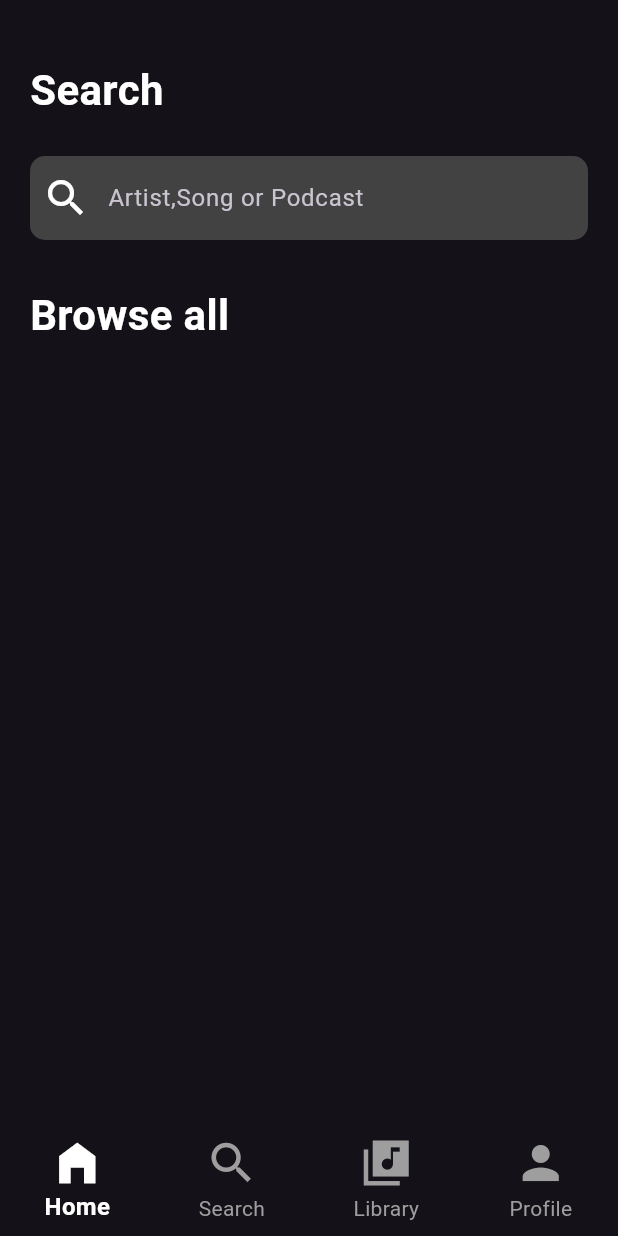
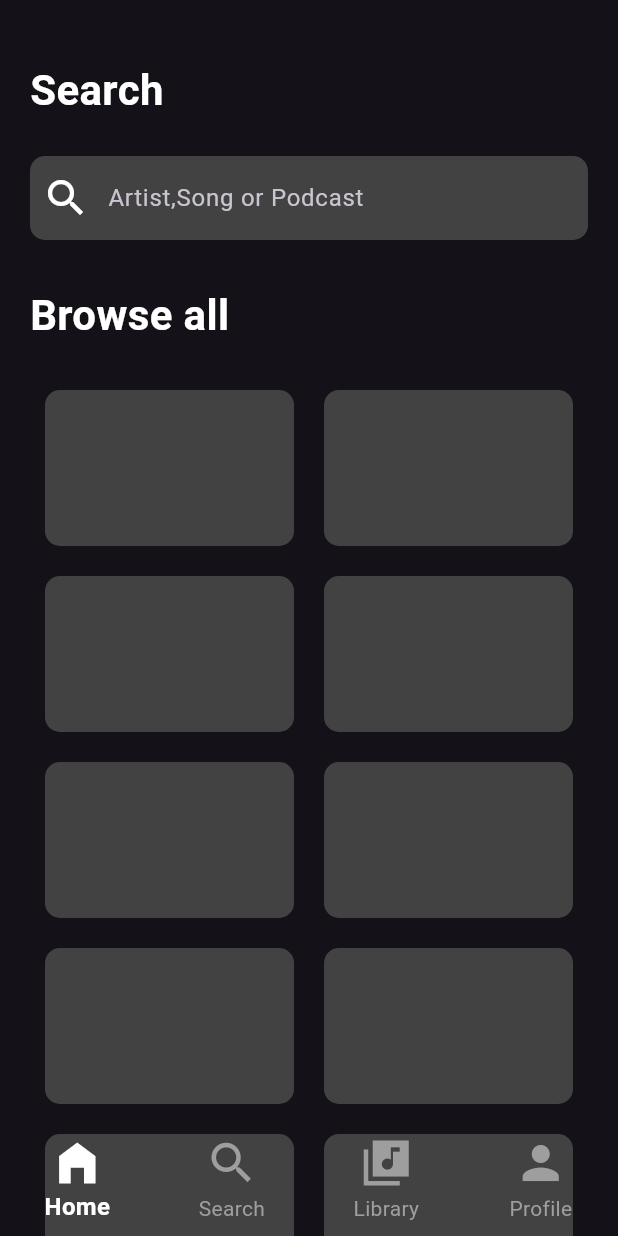
Before and after one commit to AftabBagwan/rhythmix, a Flutter app: the screen it shows after launch, swiped to page 2, on a phone screen of 412 x 824 dp. Run offline on Flutter 3.47's test engine with Material 3 defaults, Android fonts, the phone set to English and light mode, and no system bars; our stand-ins replace just_audio, rxdart; missing offline and left inert: audio_session; network calls fail.

Commit message:
genre card design added on search screen

```diff
--- a/lib/main.dart
+++ b/lib/main.dart
@@ -31,7 +31,7 @@ class _MyAppState extends State<MyApp> {
       theme: ThemeData(
         brightness: Brightness.dark,
         primaryColor: const Color(0xFF222831),
-        // useMaterial3: true,
+        useMaterial3: true,
       ),
       home: Scaffold(
         extendBody: true,
--- a/lib/pages/search.dart
+++ b/lib/pages/search.dart
@@ -1,5 +1,6 @@
 import 'package:flutter/material.dart';
 import 'package:rhythmix/utils/colors.dart';
+import 'package:rhythmix/widgets/genre_card.dart';
 
 class Search extends StatefulWidget {
   const Search({super.key});
@@ -73,20 +74,28 @@ class _SearchState extends State<Search> {
                   ),
                 ),
               ),
-              // Container(
-              //   height: 300,
-              //   child: GridView(
-              //     gridDelegate: const SliverGridDelegateWithFixedCrossAxisCount(
-              //       crossAxisCount: 2,
-              //     ),
-              //     children: [
-              //       GenreCard(),
-              //       GenreCard(),
-              //       GenreCard(),
-              //       GenreCard(),
-              //     ],
-              //   ),
-              // )
+              Expanded(
+                child: GridView(
+                  gridDelegate: const SliverGridDelegateWithFixedCrossAxisCount(
+                    crossAxisCount: 2,
+                    childAspectRatio: 3 / 2,
+                  ),
+                  children: [
+                    GenreCard(),
+                    GenreCard(),
+                    GenreCard(),
+                    GenreCard(),
+                    GenreCard(),
+                    GenreCard(),
+                    GenreCard(),
+                    GenreCard(),
+                    GenreCard(),
+                    GenreCard(),
+                    GenreCard(),
+                    GenreCard(),
+                  ],
+                ),
+              )
             ],
           ),
 
--- a/lib/widgets/genre_card.dart
+++ b/lib/widgets/genre_card.dart
@@ -7,9 +7,13 @@ class GenreCard extends StatelessWidget {
   @override
   Widget build(BuildContext context) {
     return Container(
-      height: 200,
-      width: 300,
-      color: Colors.red,
+      margin: EdgeInsets.all(10),
+      decoration: BoxDecoration(
+        color: Colors.grey.shade800,
+        borderRadius: BorderRadius.all(
+          Radius.circular(10),
+        ),
+      ),
     );
   }
 }
```
Also changed, not shown: pubspec.lock.
